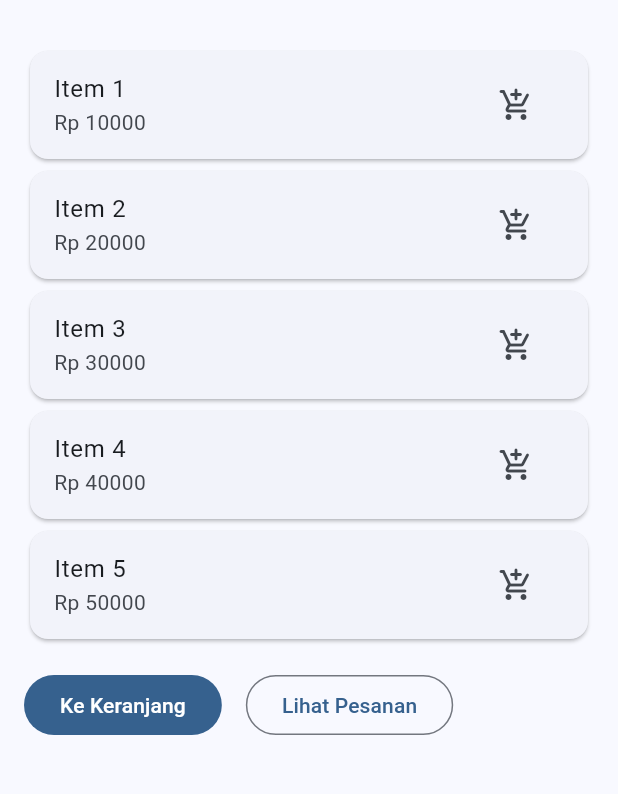
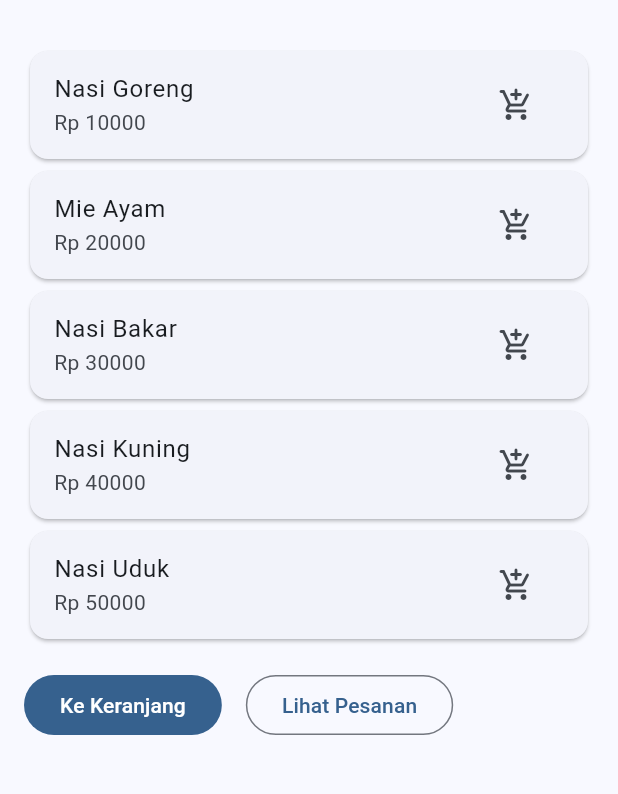
Before and after one commit to medria/canteengo, a Flutter app: the screen it shows after launch, on a phone screen of 412 x 824 dp, the part 63-857 px from its top. Run offline on Flutter 3.47's test engine with Material 3 defaults, Android fonts, the phone set to English and light mode, and no system bars; our stand-ins replace flutter_riverpod, freezed_annotation, go_router.

Commit message:
Add menu screen and create a menu models

```diff
--- a/lib/app.dart
+++ b/lib/app.dart
@@ -14,6 +14,7 @@ class CanteenGoApp extends ConsumerWidget {
         colorScheme: ColorScheme.fromSeed(seedColor: Colors.blue),
       ),
       themeMode: ThemeMode.system,
+      debugShowCheckedModeBanner: false,
     );
   }
 }
--- a/lib/menu_screen.dart
+++ b/lib/menu_screen.dart
@@ -11,11 +11,11 @@ class MenuScreen extends StatelessWidget {
       body: ListView(
         padding: const EdgeInsets.all(16),
         children: [
-          _MenuCard(title: 'Item 1', price: 10000),
-          _MenuCard(title: 'Item 2', price: 20000),
-          _MenuCard(title: 'Item 3', price: 30000),
-          _MenuCard(title: 'Item 4', price: 40000),
-          _MenuCard(title: 'Item 5', price: 50000),
+          _MenuCard(title: 'Nasi Goreng', price: 10000),
+          _MenuCard(title: 'Mie Ayam', price: 20000),
+          _MenuCard(title: 'Nasi Bakar', price: 30000),
+          _MenuCard(title: 'Nasi Kuning', price: 40000),
+          _MenuCard(title: 'Nasi Uduk', price: 50000),
           const SizedBox(height: 16),
           Row(
             children: [
@@ -37,7 +37,7 @@ class MenuScreen extends StatelessWidget {
 }
 
 class _MenuCard extends StatelessWidget {
-  const _MenuCard({super.key, required this.title, required this.price});
+  const _MenuCard({required this.title, required this.price});
 
   final String title;
   final int price;
--- a/pubspec.yaml
+++ b/pubspec.yaml
@@ -10,13 +10,18 @@ dependencies:
   flutter:
     sdk: flutter
   flutter_riverpod: ^3.0.3
+  freezed_annotation: ^3.1.0
   go_router: ^16.2.5
+  json_annotation: ^4.9.0
 
 dev_dependencies:
+  build_runner: ^2.7.1
   custom_lint: ^0.8.0
   flutter_lints: ^5.0.0
   flutter_test:
     sdk: flutter
+  freezed: ^3.2.3
+  json_serializable: ^6.11.1
   riverpod_lint: ^3.0.3
 
 flutter:
```
Also changed, not shown: lib/menu_item.dart (added, +19 -0 lines), lib/menu_item.freezed.dart (added), lib/menu_item.g.dart (added), pubspec.lock, 1 other file.
